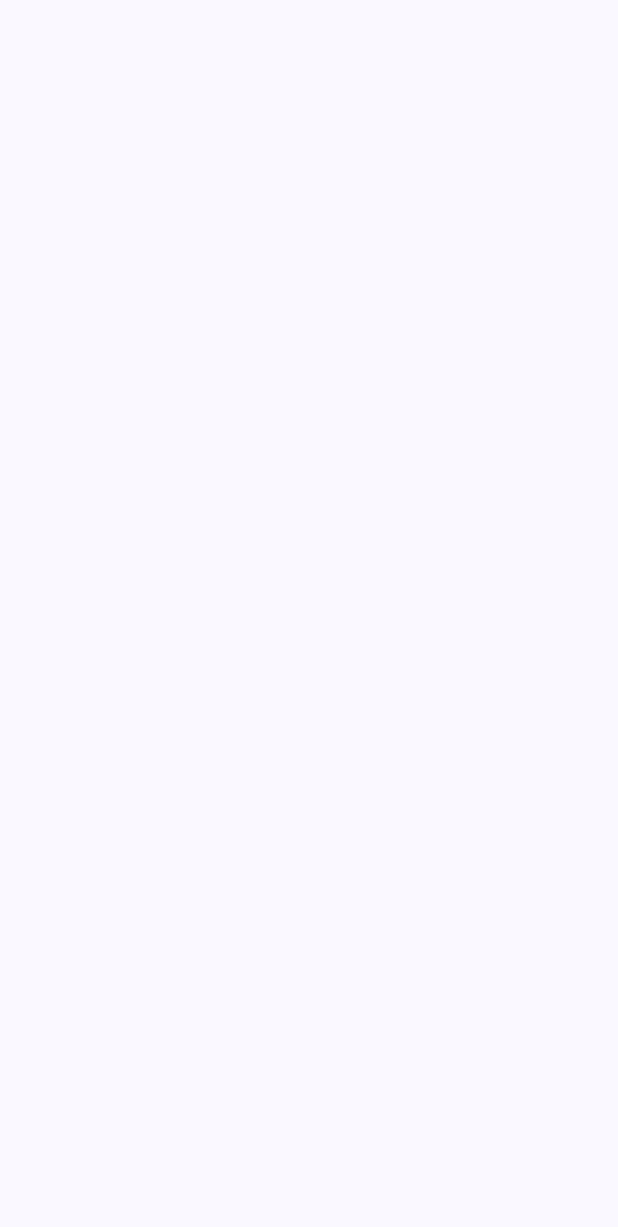
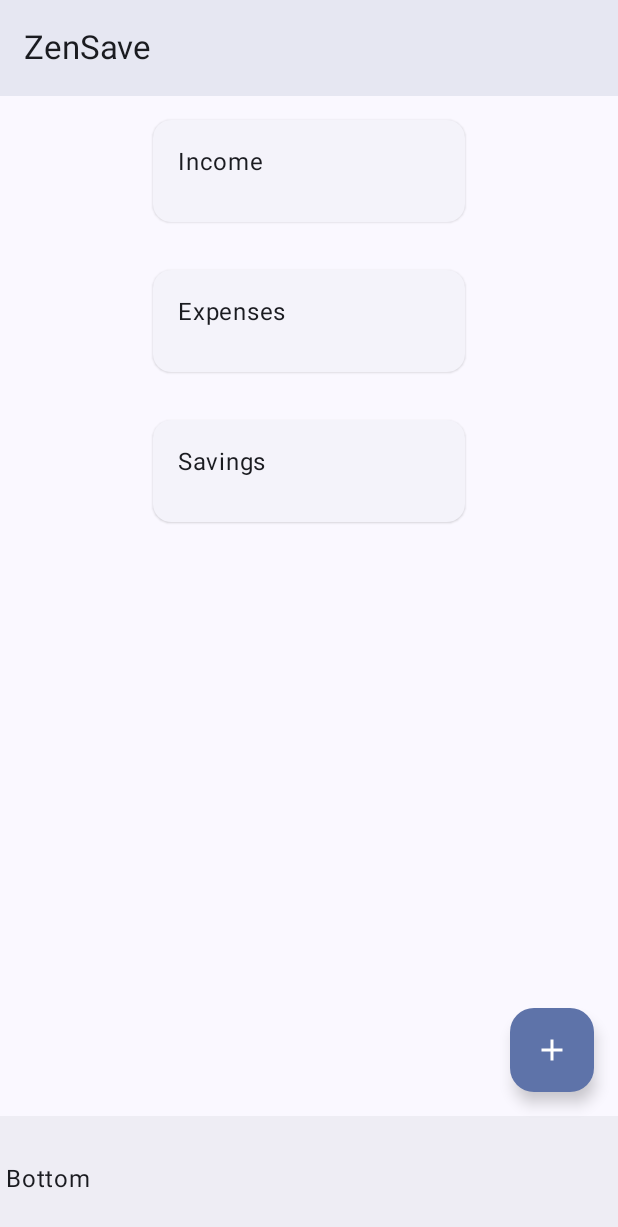
Before and after one commit to Animeshz/ZenSave, an Android app built with Jetpack Compose: the screen it shows after launch (MainActivity), on a phone screen of 412 x 824 dp. Before the commit the part shown is empty. Shown: the top 1227 px of the screen. Run offline under Robolectric (Android 15) with nearby library versions, the phone set to English and light mode, and no system bars.

Commit message:
feat: create a basic scaffold of app

```diff
--- a/app/src/main/AndroidManifest.xml
+++ b/app/src/main/AndroidManifest.xml
@@ -2,7 +2,7 @@
 <manifest xmlns:android="http://schemas.android.com/apk/res/android"
     xmlns:tools="http://schemas.android.com/tools">
 
-    <uses-sdk tools:overrideLibrary="androidx.core.splashscreen"/>
+    <uses-sdk tools:overrideLibrary="androidx.core.splashscreen" />
 
     <application
         android:allowBackup="true"
--- a/app/src/main/java/io/github/animeshz/zensave/MainActivity.kt
+++ b/app/src/main/java/io/github/animeshz/zensave/MainActivity.kt
@@ -4,12 +4,53 @@ import android.os.Bundle
 import androidx.activity.ComponentActivity
 import androidx.activity.compose.setContent
 import androidx.activity.enableEdgeToEdge
+import androidx.compose.animation.AnimatedVisibility
+import androidx.compose.animation.core.animateFloat
+import androidx.compose.animation.core.updateTransition
+import androidx.compose.animation.expandVertically
+import androidx.compose.animation.fadeIn
+import androidx.compose.animation.fadeOut
+import androidx.compose.animation.shrinkVertically
+import androidx.compose.animation.slideInVertically
+import androidx.compose.animation.slideOutVertically
+import androidx.compose.foundation.layout.Column
+import androidx.compose.foundation.layout.Row
 import androidx.compose.foundation.layout.fillMaxSize
+import androidx.compose.foundation.layout.fillMaxWidth
+import androidx.compose.foundation.layout.padding
+import androidx.compose.foundation.layout.size
+import androidx.compose.foundation.lazy.LazyColumn
+import androidx.compose.material.icons.Icons
+import androidx.compose.material.icons.automirrored.filled.ArrowBack
+import androidx.compose.material.icons.filled.Add
+import androidx.compose.material.icons.filled.Info
+import androidx.compose.material3.BottomAppBar
+import androidx.compose.material3.ElevatedCard
+import androidx.compose.material3.ExperimentalMaterial3Api
+import androidx.compose.material3.FloatingActionButton
+import androidx.compose.material3.Icon
+import androidx.compose.material3.MaterialTheme
 import androidx.compose.material3.Scaffold
 import androidx.compose.material3.Text
+import androidx.compose.material3.TopAppBar
+import androidx.compose.material3.TopAppBarDefaults
+import androidx.compose.material3.surfaceColorAtElevation
 import androidx.compose.runtime.Composable
+import androidx.compose.runtime.getValue
+import androidx.compose.runtime.mutableStateOf
+import androidx.compose.runtime.remember
+import androidx.compose.runtime.setValue
+import androidx.compose.ui.Alignment
+import androidx.compose.foundation.layout.Arrangement
+import androidx.compose.foundation.layout.Spacer
+import androidx.compose.foundation.layout.width
 import androidx.compose.ui.Modifier
+import androidx.compose.ui.draw.rotate
+import androidx.compose.ui.graphics.vector.ImageVector
+import androidx.compose.ui.graphics.vector.rememberVectorPainter
+import androidx.compose.ui.text.style.TextAlign
 import androidx.compose.ui.tooling.preview.Preview
+import androidx.compose.ui.unit.dp
 import androidx.core.splashscreen.SplashScreen.Companion.installSplashScreen
 import io.github.animeshz.zensave.ui.theme.ZenSaveTheme
 
@@ -26,20 +67,115 @@ class MainActivity : ComponentActivity() {
     }
 }
 
+@OptIn(ExperimentalMaterial3Api::class)
 @Preview(showBackground = true)
 @Composable
 fun MainScreen() {
     ZenSaveTheme {
-        Scaffold(modifier = Modifier.fillMaxSize()) { innerPadding ->
-            innerPadding
+        Scaffold(
+            modifier = Modifier.fillMaxSize(),
+            topBar = {
+                TopAppBar(
+                    title = { Text("ZenSave") },
+                    colors = TopAppBarDefaults.topAppBarColors()
+                        .copy(containerColor = MaterialTheme.colorScheme.surfaceColorAtElevation(4.dp))
+                )
+            },
+            bottomBar = {
+                BottomAppBar {
+                    Text("Bottom")
+                }
+            },
+            floatingActionButton = { MainFAB() }
+        ) { innerPadding ->
+            Column(
+                modifier = Modifier
+                    .fillMaxWidth()
+                    .padding(innerPadding),
+                horizontalAlignment = Alignment.CenterHorizontally
+            ) {
+                MyCard("Income")
+                MyCard("Expenses")
+                MyCard("Savings")
+            }
         }
     }
 }
 
 @Composable
-fun Greeting(name: String, modifier: Modifier = Modifier) {
-    Text(
-        text = "Hello $name!",
-        modifier = modifier
+fun MainFAB() {
+    var expanded by remember {
+        mutableStateOf(false)
+    }
+
+    val transition = updateTransition(targetState = expanded, label = "fab-transition")
+    val rotation by transition.animateFloat(label = "fab-rotation") {
+        if (it) 135f else 0f
+    }
+
+    val items = listOf(
+        MiniFabItem(Icons.AutoMirrored.Filled.ArrowBack, "Import"),
+        MiniFabItem(Icons.Filled.Info, "Help"),
     )
+    Column(horizontalAlignment = Alignment.End) {
+
+        AnimatedVisibility(
+            visible = expanded,
+            enter = fadeIn() + slideInVertically(initialOffsetY = { it }) + expandVertically(),
+            exit = fadeOut() + slideOutVertically(targetOffsetY = { it }) + shrinkVertically(),
+            modifier = Modifier.padding(bottom = 12.dp),
+        ) {
+
+            Column {
+                repeat(items.size) {
+                    Row(
+                        modifier = Modifier
+                            .fillMaxWidth()
+                            .padding(bottom = 12.dp),
+                        horizontalArrangement = Arrangement.End
+                    ) {
+                        Text(items[it].title)
+                        Spacer(modifier = Modifier.width(12.dp))
+                        FloatingActionButton(onClick = { /*TODO*/ }) {
+                            Icon(
+                                painter = rememberVectorPainter(image = items[it].icon),
+                                contentDescription = items[it].title
+                            )
+                        }
+                    }
+                }
+            }
+
+        }
+
+        FloatingActionButton(
+            onClick = { expanded = !expanded },
+            modifier = Modifier.rotate(rotation)
+        ) {
+            Icon(
+                painter = rememberVectorPainter(Icons.Filled.Add),
+                contentDescription = "Add"
+            )
+        }
+    }
 }
+
+data class MiniFabItem(
+    val icon: ImageVector,
+    val title: String,
+)
+
+@Composable
+fun MyCard(title: String) {
+    ElevatedCard(
+        modifier = Modifier
+            .size(width = 240.dp, height = 100.dp)
+            .padding(16.dp)
+    ) {
+        Text(
+            text = title,
+            modifier = Modifier.padding(16.dp),
+            textAlign = TextAlign.Center
+        )
+    }
+}
--- a/app/src/main/res/values/themes.xml
+++ b/app/src/main/res/values/themes.xml
@@ -1,4 +1,5 @@
 <?xml version="1.0" encoding="utf-8"?>
 <resources>
+
     <style name="Theme.ZenSave" parent="android:Theme.Material.Light.NoActionBar" />
 </resources>
```
Also changed, not shown: app/src/main/java/io/github/animeshz/zensave/api/Parser.kt (added, +10 -0 lines), app/src/main/java/io/github/animeshz/zensave/models/TransactionDetail.kt (added, +13 -0 lines).
